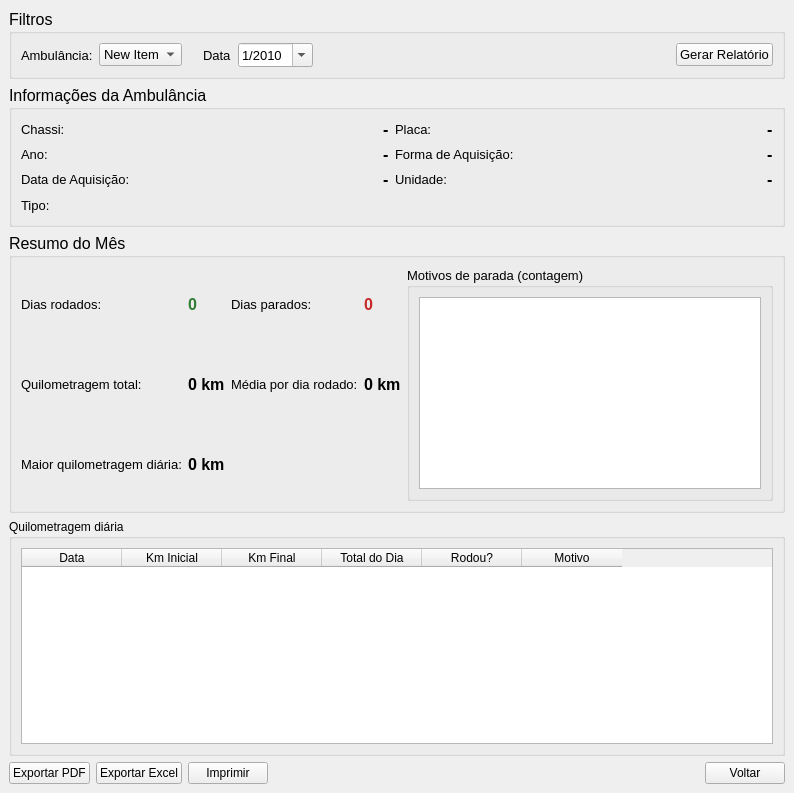
Above: TELAS/RELATORIO.UI from llucasgustavo23-cyber/sistema before the change. Below: the same form after it.
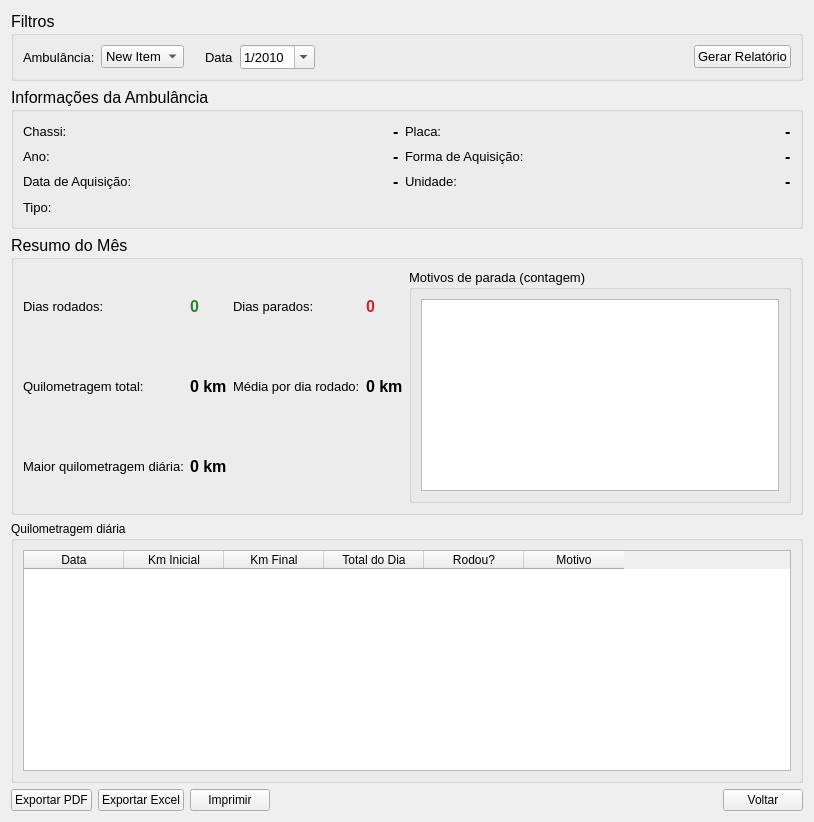
That is the form after the change.

```diff
--- a/TELAS/RELATORIO.UI
+++ b/TELAS/RELATORIO.UI
@@ -1,19 +1,18 @@
 <?xml version="1.0" encoding="UTF-8"?>
 <ui version="4.0">
- <class>MainWindow</class>
- <widget class="QMainWindow" name="MainWindow">
+ <class>Form</class>
+ <widget class="QWidget" name="Form">
   <property name="geometry">
    <rect>
     <x>0</x>
     <y>0</y>
-    <width>794</width>
-    <height>793</height>
+    <width>814</width>
+    <height>822</height>
    </rect>
   </property>
   <property name="windowTitle">
    <string>MainWindow</string>
   </property>
-  <widget class="QWidget" name="centralwidget">
    <layout class="QVBoxLayout" name="verticalLayout">
     <item>
      <widget class="QGroupBox" name="groupFiltros">
@@ -658,7 +657,6 @@
      </layout>
     </item>
    </layout>
-  </widget>
  </widget>
  <resources/>
  <connections/>
```
Left out of the diff: 2 changed lines with no effect on the pictures. Lines whose indentation alone changed are shown as unchanged.
